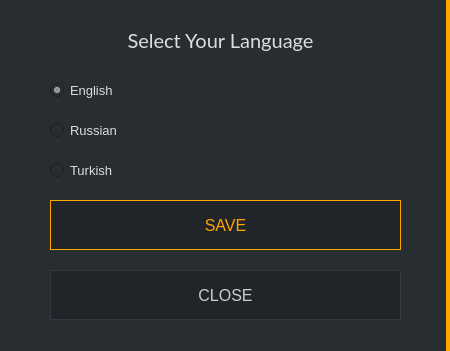
Above: src/gui/ui/languagesettings.ui from ConcealNetwork/conceal-desktop before the change. Below: the same form after it.
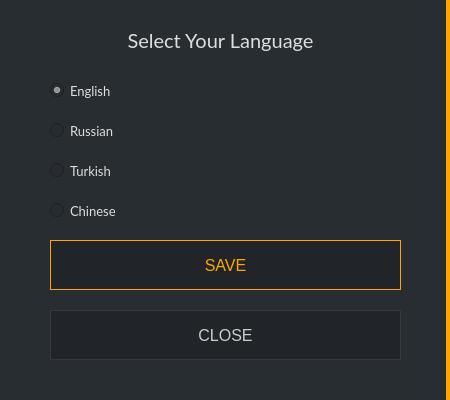
That is the form after the change.

Commit message: Add Chinese to dialog box

```diff
--- a/src/gui/ui/languagesettings.ui
+++ b/src/gui/ui/languagesettings.ui
@@ -7,7 +7,7 @@
     <x>0</x>
     <y>0</y>
     <width>450</width>
-    <height>351</height>
+    <height>400</height>
    </rect>
   </property>
   <property name="minimumSize">
@@ -28,7 +28,7 @@
      <x>0</x>
      <y>0</y>
      <width>450</width>
-     <height>351</height>
+     <height>400</height>
     </rect>
    </property>
    <property name="styleSheet">
@@ -73,6 +73,7 @@
     </property>
     <property name="font">
      <font>
+      <family>Lato</family>
       <pointsize>-1</pointsize>
      </font>
     </property>
@@ -92,7 +93,7 @@
     <property name="geometry">
      <rect>
       <x>50</x>
-      <y>270</y>
+      <y>310</y>
       <width>351</width>
       <height>50</height>
      </rect>
@@ -121,7 +122,7 @@
     <property name="geometry">
      <rect>
       <x>50</x>
-      <y>200</y>
+      <y>240</y>
       <width>351</width>
       <height>50</height>
      </rect>
@@ -157,6 +158,7 @@
     </property>
     <property name="font">
      <font>
+      <family>Lato</family>
       <pointsize>-1</pointsize>
      </font>
     </property>
@@ -183,6 +185,7 @@
     </property>
     <property name="font">
      <font>
+      <family>Lato</family>
       <pointsize>-1</pointsize>
      </font>
     </property>
@@ -198,6 +201,34 @@
      <bool>false</bool>
     </property>
    </widget>
+   <widget class="QRadioButton" name="m_chinese">
+    <property name="geometry">
+     <rect>
+      <x>50</x>
+      <y>200</y>
+      <width>351</width>
+      <height>21</height>
+     </rect>
+    </property>
+    <property name="font">
+     <font>
+      <family>Lato</family>
+      <pointsize>-1</pointsize>
+     </font>
+    </property>
+    <property name="styleSheet">
+     <string notr="true">color: #ddd;
+border-right: 0px;
+font-size: 13px;
+font-family: 'Lato';</string>
+    </property>
+    <property name="text">
+     <string>Chinese</string>
+    </property>
+    <property name="checked">
+     <bool>false</bool>
+    </property>
+   </widget>
   </widget>
  </widget>
  <resources/>
```
Left out of the diff: 11 changed lines with no effect on the pictures.
